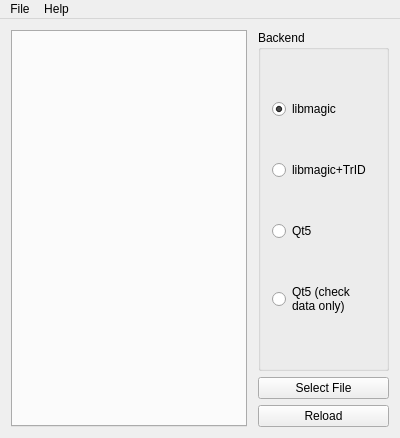
Old version of the form fileinsight.ui in the repository jlu5/FileInsight.
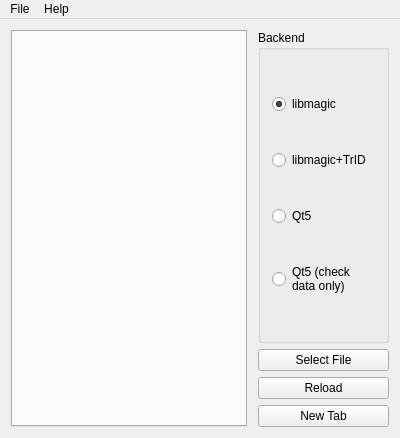
New version of the form.

Commit message: Implement adding and removing tabs

What changed in the file:
```diff
--- a/fileinsight.ui
+++ b/fileinsight.ui
@@ -93,6 +93,13 @@
         </property>
        </widget>
       </item>
+      <item>
+       <widget class="QPushButton" name="addTabButton">
+        <property name="text">
+         <string>New Tab</string>
+        </property>
+       </widget>
+      </item>
      </layout>
     </item>
    </layout>
```
Left out of the diff: 6 changed lines with no effect on the pictures. The commit also changes 2 other files.
